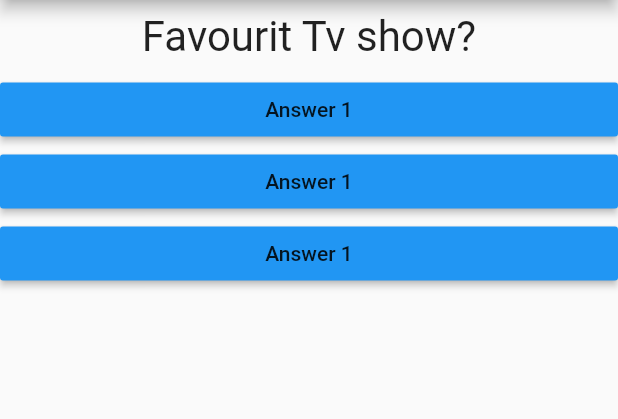
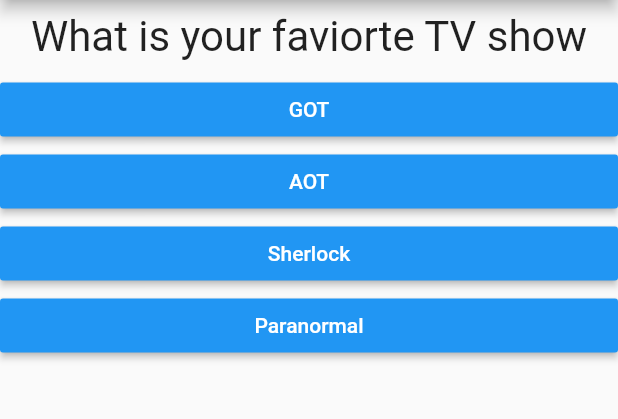
Before and after one commit to ammarnasr/quizz_app, a Flutter app: the screen it shows after launch, on a phone screen of 412 x 824 dp, the part 84-503 px from its top. Run offline on Flutter 3.47's test engine with Material 2 defaults, Android fonts, the phone set to English and light mode, and no system bars.

Commit message:
Answer Maps

```diff
--- a/lib/answer.dart
+++ b/lib/answer.dart
@@ -2,8 +2,9 @@ import 'package:flutter/material.dart';
 
 class Answer extends StatelessWidget {
   final Function answerResponse;
+  final String answerText;
 
-  Answer(this.answerResponse);
+  Answer(this.answerResponse, this.answerText);
 
   @override
   Widget build(BuildContext context) {
@@ -11,7 +12,8 @@ class Answer extends StatelessWidget {
       width: double.infinity,
       child: RaisedButton(
         color: Colors.blue,
-        child: Text('Answer 1'),
+        textColor: Colors.white,
+        child: Text(answerText),
         onPressed: answerResponse,
       ),
     );
--- a/lib/main.dart
+++ b/lib/main.dart
@@ -15,7 +15,20 @@ class MyApp extends StatefulWidget {
 
 class _MyAppState extends State<MyApp> {
   var _questionIndex = 0;
-  var _questionList = ['Favourit Tv show?', 'Faviourt Movie?'];
+  var _questionList = [
+    {
+      'Q': 'What is your faviorte TV show',
+      'A': ['GOT', 'AOT', 'Sherlock', 'Paranormal']
+    },
+    {
+      'Q': 'What is your faviorte Movie',
+      'A': ['The Platform', 'The Dark Knight', 'Toy Story', 'The 6th Sense']
+    },
+    {
+      'Q': 'What is your faviorte Food',
+      'A': ['Pasta', 'Fool', 'Dakwa', 'All of the above, but Mixed!']
+    },
+  ];
 
   void _chooseAnswer() {
     setState(() {
@@ -33,11 +46,12 @@ class _MyAppState extends State<MyApp> {
         body: Column(
           children: [
             Question(
-              _questionList[_questionIndex],
+              _questionList[_questionIndex]['Q'],
             ),
-            Answer(_chooseAnswer),
-            Answer(_chooseAnswer),
-            Answer(_chooseAnswer),
+            ...(_questionList[_questionIndex]['A'] as List<String>)
+                .map((answer) {
+              return Answer(_chooseAnswer, answer);
+            }).toList()
           ],
         ),
       ),
```
